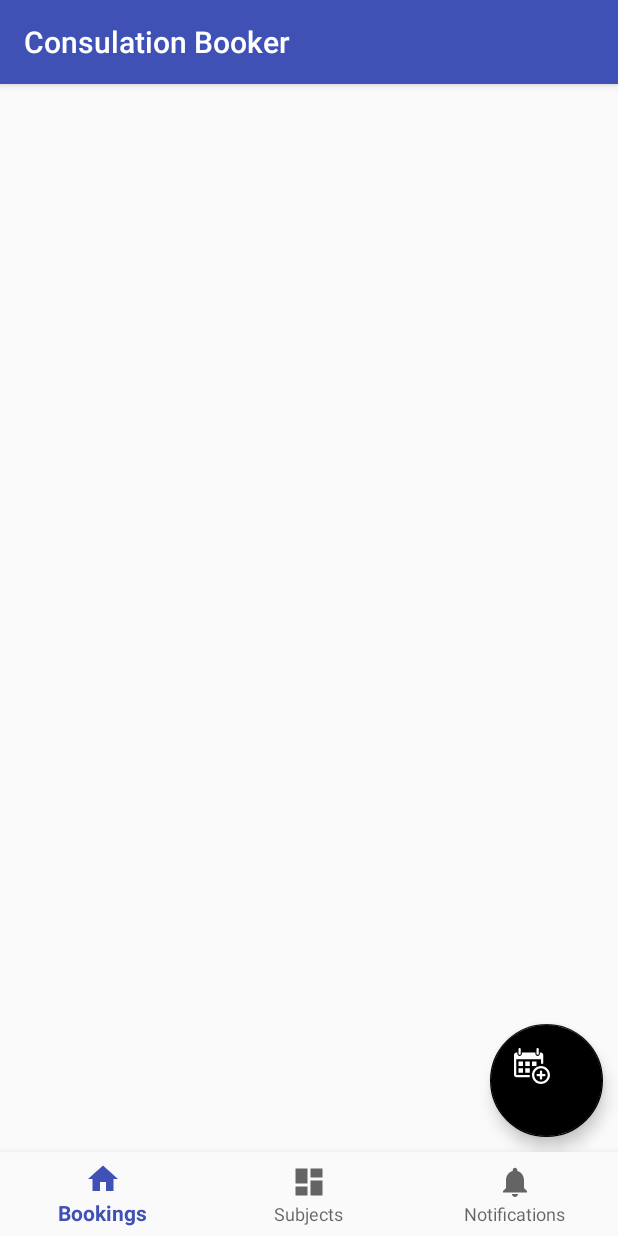
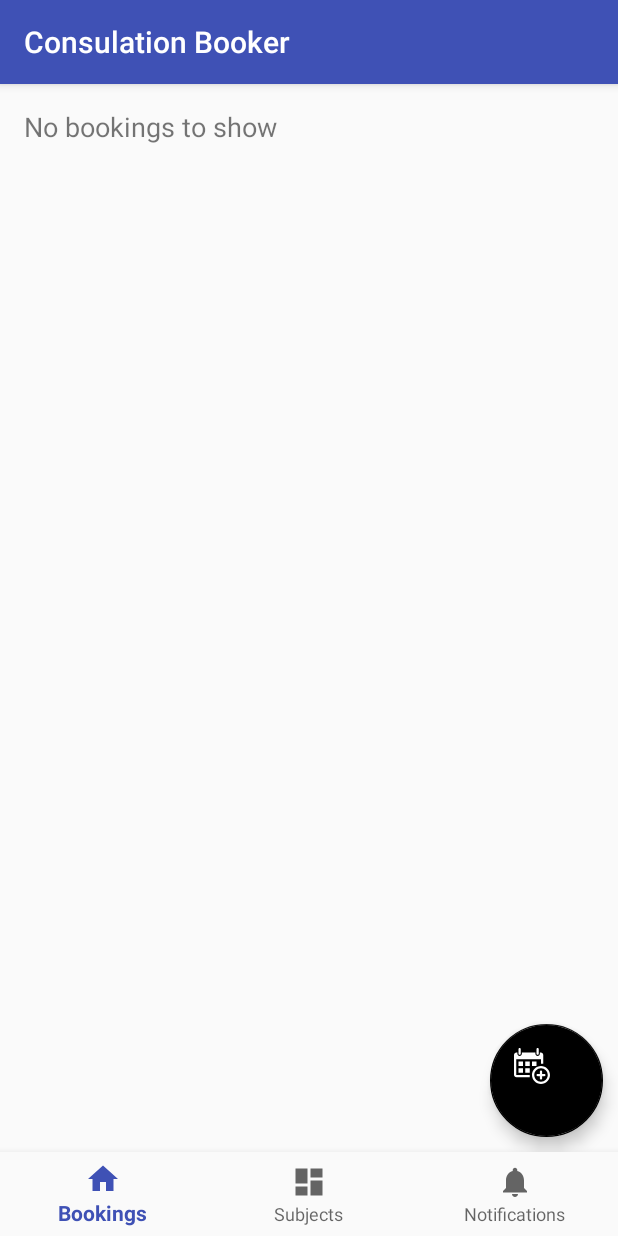
Before and after one commit to sc1122/SEPProject, an Android app: the Controller_StudentMenu screen opened directly, with no data from a screen before it, on a phone screen of 412 x 824 dp. Run offline under Robolectric (Android 15) with nearby library versions, the light colour scheme and no system bars; our stand-ins replace Firebase (no records; nobody signed in at launch, a user with empty details on screens opened directly); 6 statements that could not run were skipped.

Commit message:
Fixed some UI messages

```diff
--- a/SEPPrototype/app/src/main/java/uts/sep/tcba/sepprototype/Controller_MakeBooking.java
+++ b/SEPPrototype/app/src/main/java/uts/sep/tcba/sepprototype/Controller_MakeBooking.java
@@ -235,8 +235,7 @@ public class Controller_MakeBooking extends AppCompatActivity {
 
                 //TODO: read the number of student from the selected availability (have to rethink how you we're doing this
                 TextView studentAttending = (TextView) findViewById(R.id.studentBooked);
-                //LinkedList<String> numOfStudent = getDetails().getStudents();
-                //studentAttending.setText("No.Students Attending/Allowed: " + numOfStudent.size() + "/" + selectedAvailability.getCapacity());
+                studentAttending.setText("Maximum No. of Students: " + selectedAvailability.getCapacity());
 
                 TextView loc = (TextView) findViewById(R.id.location);
                 loc.setText(selectedAvailability.getLocation());
--- a/SEPPrototype/app/src/main/java/uts/sep/tcba/sepprototype/Controller_StudentMenu.java
+++ b/SEPPrototype/app/src/main/java/uts/sep/tcba/sepprototype/Controller_StudentMenu.java
@@ -57,12 +57,14 @@ private boolean newBooking = true;
                     listView.setVisibility(View.GONE);
                     switch(item.getItemId()){
                         case R.id.navigation_home:
+                            mTextMessage.setText(R.string.bookings_placeholder);
                             bookingTab = true;
                             newBookingButton.setVisibility(View.VISIBLE);
                             refreshBookings();
                             adapter.notifyDataSetChanged();
                             return true;
                         case R.id.navigation_dashboard:
+                            mTextMessage.setText(R.string.subjects_placeholder);
                             bookingTab = false;
                             newBookingButton.setVisibility(View.GONE);
                             pageList.addAll(subjects);
@@ -73,9 +75,9 @@ private boolean newBooking = true;
                             }
                             return true;
                         case R.id.navigation_notifications:
+                            mTextMessage.setText(R.string.notifications_placeholder);
                             bookingTab = false;
                             newBookingButton.setVisibility(View.GONE);
-                            mTextMessage.setText(R.string.notifications_placeholder);
                             for (Notification not : notifications) {
                                 pageList.add(not.toString());
                             }
@@ -256,6 +258,9 @@ private boolean newBooking = true;
             if (bookings.size() > 0) {
                 mTextMessage.setVisibility(View.GONE);
                 listView.setVisibility(View.VISIBLE);
+            } else {
+                mTextMessage.setVisibility(View.VISIBLE);
+                listView.setVisibility(View.GONE);
             }
         }
     }
--- a/SEPPrototype/app/src/main/res/layout/activity_studentmenu.xml
+++ b/SEPPrototype/app/src/main/res/layout/activity_studentmenu.xml
@@ -23,7 +23,7 @@
             android:layout_marginRight="@dimen/activity_horizontal_margin"
             android:layout_marginTop="@dimen/activity_vertical_margin"
             android:textSize="18dp"
-            android:text="@string/home_placeholder"
+            android:text="@string/bookings_placeholder"
             android:visibility="gone"/>
 
         <ListView
--- a/SEPPrototype/app/src/main/res/layout/activity_tutormenu.xml
+++ b/SEPPrototype/app/src/main/res/layout/activity_tutormenu.xml
@@ -23,7 +23,7 @@
             android:layout_marginRight="@dimen/activity_horizontal_margin"
             android:layout_marginTop="@dimen/activity_vertical_margin"
             android:textSize="18dp"
-            android:text="@string/home_placeholder"
+            android:text="@string/bookings_placeholder"
             android:visibility="gone"/>
 
         <ListView
--- a/SEPPrototype/app/src/main/res/values/strings.xml
+++ b/SEPPrototype/app/src/main/res/values/strings.xml
@@ -16,8 +16,9 @@
     <string name="title_subjects">Subjects</string>
     <string name="title_availabilities">Availabilities</string>
     <string name="title_notifications">Notifications</string>
-    <string name="home_placeholder">No bookings to show</string>
+    <string name="bookings_placeholder">No bookings to show</string>
     <string name="subjects_placeholder">Not enrolled in any subjects</string>
+    <string name="availabilites_placeholder">"No availabilities added.\n\nClick the button in the bottom right of the screen to add an availability."</string>
     <string name="notifications_placeholder">No new notifications</string>
     <string name="title_activity_makebooking">Make a Booking</string>
     <string name="title_activity_controller__tutor_menu">Consultation Booker</string>
```
Also changed, not shown: SEPPrototype/app/src/main/java/uts/sep/tcba/sepprototype/Controller_TutorMenu.java (+6 -3 lines).
